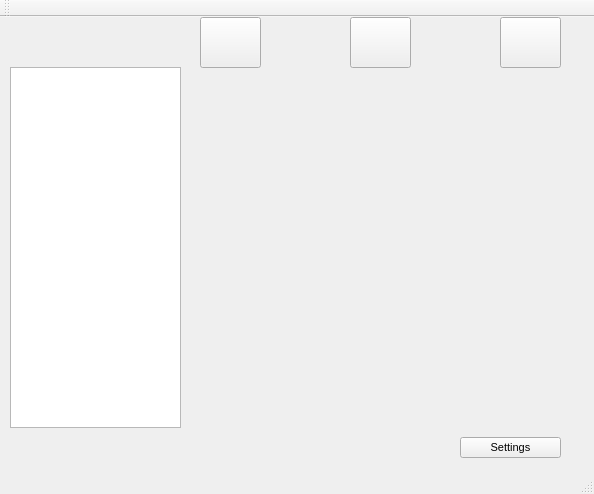
Qt form Observer/mainwindow.ui (Netmisha/observer) before a commit.
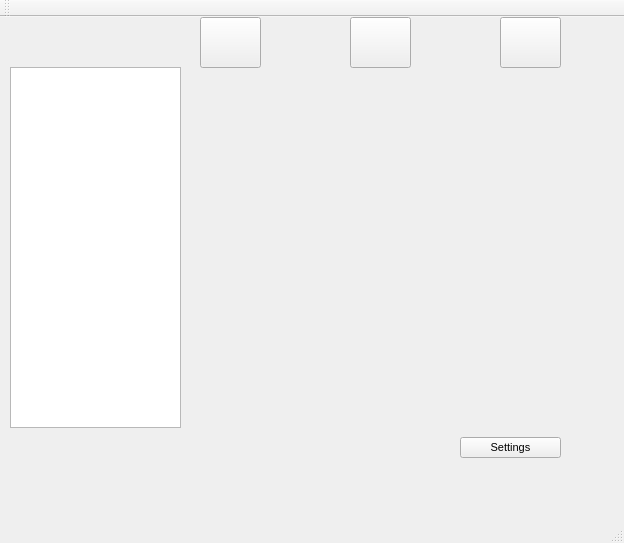
The same form after that commit.

What changed in the file:
```diff
--- a/Observer/mainwindow.ui
+++ b/Observer/mainwindow.ui
@@ -6,8 +6,8 @@
    <rect>
     <x>0</x>
     <y>0</y>
-    <width>594</width>
-    <height>494</height>
+    <width>624</width>
+    <height>543</height>
    </rect>
   </property>
   <property name="sizePolicy">
```
Left out of the diff: 11 changed lines with no effect on the pictures.
